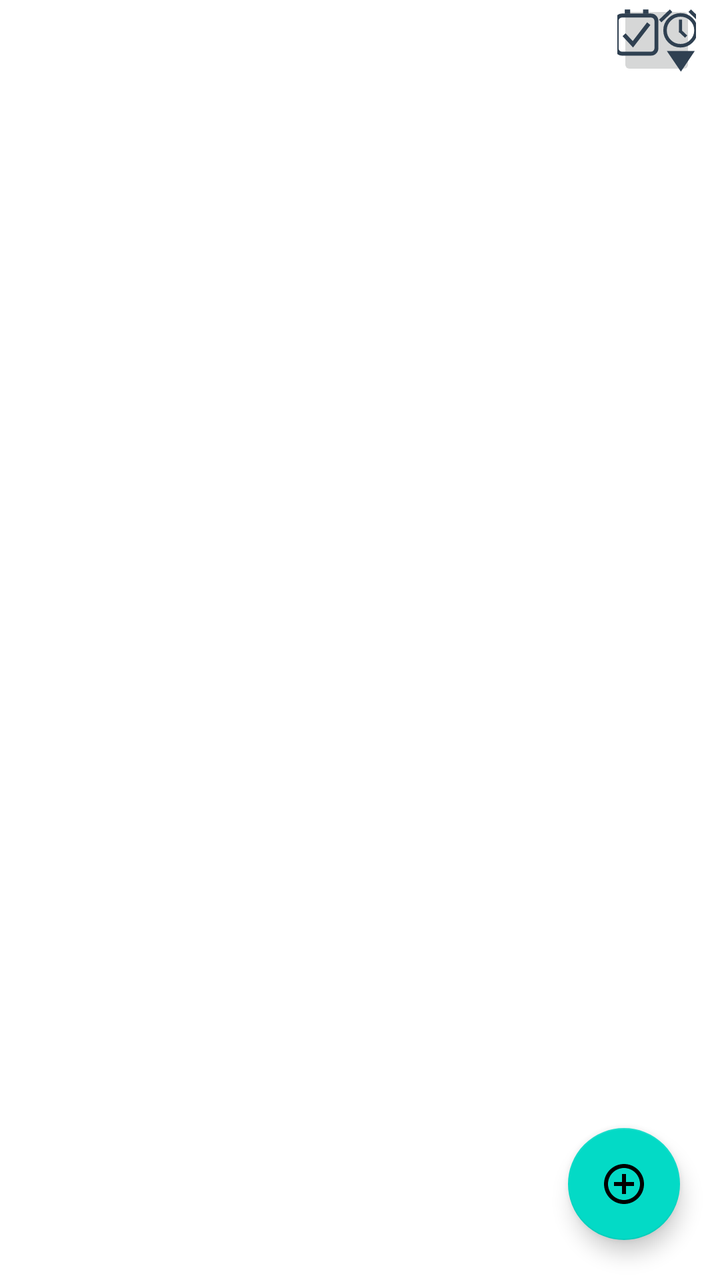
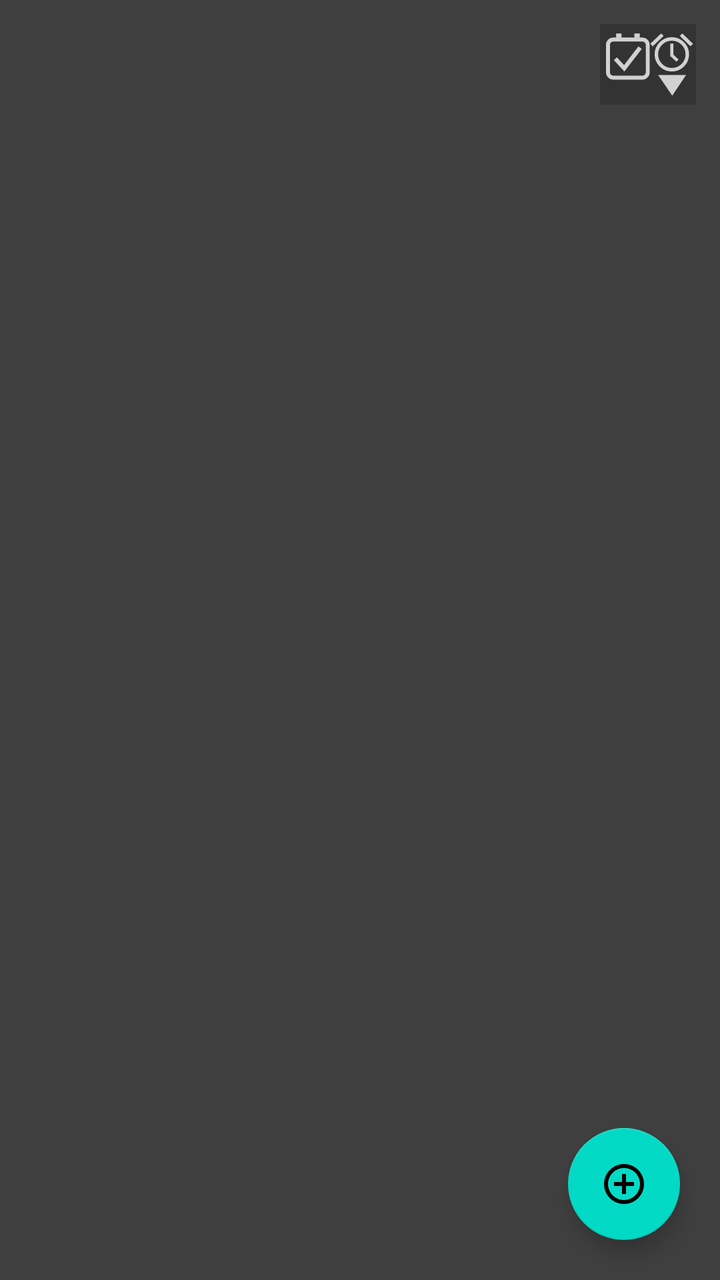

Compare the two renders of this Android layout. The source of the first and the diff that turns it into the second are given below.
<!-- AndroidManifest.xml: application theme MyMaterialTheme -->
<!-- res/layout/fragment_tasks.xml -->
<?xml version="1.0" encoding="utf-8"?>
<androidx.coordinatorlayout.widget.CoordinatorLayout
    xmlns:android="http://schemas.android.com/apk/res/android"
    xmlns:app="http://schemas.android.com/apk/res-auto"
    xmlns:tools="http://schemas.android.com/tools"
    android:layout_width="match_parent"
    android:layout_height="match_parent"
    android:orientation="vertical">


    <LinearLayout
        android:layout_width="match_parent"
        android:layout_height="wrap_content"
        android:orientation="horizontal">
        <TextView
            android:id="@+id/txt_tasks"
            android:layout_width="match_parent"
            android:layout_height="wrap_content"
            android:textSize="@dimen/txt_tasks_textSize"
            android:textStyle="bold"
            android:gravity="center"
            android:layout_weight="1"/>

        <ImageButton
            android:id="@+id/buttonTasks"
            android:layout_width="match_parent"
            android:layout_height="match_parent"
            android:layout_weight="6"
            android:layout_marginEnd="@dimen/buttonTasks_marginEnd"
            app:srcCompat="@drawable/ic_buttontask"
            tools:ignore="VectorDrawableCompat" />

    </LinearLayout>

    <com.google.android.material.floatingactionbutton.FloatingActionButton
        android:id="@+id/fabAddFollow"
        android:layout_width="wrap_content"
        android:layout_height="wrap_content"
        android:layout_gravity="bottom|end"
        android:layout_marginEnd="@dimen/fab_margin_right"
        android:layout_marginBottom="@dimen/fab_margin_right"
        android:src="@drawable/ic_plus_24dp"/>

    <include
            layout="@layout/content_recyclerview"
            android:layout_marginTop="@dimen/content_recyclerview_marginTop"
            android:layout_width="match_parent"
            android:layout_height="match_parent"/>



</androidx.coordinatorlayout.widget.CoordinatorLayout>
<!-- res/layout/content_recyclerview.xml (included above) -->
<?xml version="1.0" encoding="utf-8"?>
<LinearLayout
    xmlns:android="http://schemas.android.com/apk/res/android"
    xmlns:tools="http://schemas.android.com/tools"
    xmlns:app="http://schemas.android.com/apk/res-auto"
    android:layout_width="match_parent"
    android:layout_height="match_parent"
    android:orientation="horizontal"
    app:layout_behavior="@string/appbar_scrolling_view_behavior"
    tools:showIn="@layout/activity_home"
    tools:context=".homePage.HomePageActivity">

    <androidx.recyclerview.widget.RecyclerView
        android:id="@+id/recycler_view_task"
        android:layout_width="match_parent"
        android:layout_height="wrap_content"
        android:scrollbars="vertical" />

</LinearLayout>
<!-- res/layout/activity_home.xml (included above) -->
<?xml version="1.0" encoding="utf-8"?>
<RelativeLayout xmlns:android="http://schemas.android.com/apk/res/android"
    xmlns:app="http://schemas.android.com/apk/res-auto"
    xmlns:tools="http://schemas.android.com/tools"
    android:id="@+id/container"
    android:layout_width="match_parent"
    android:layout_height="match_parent"
    android:orientation="vertical"
    tools:context=".homePage.HomePageActivity">
<androidx.drawerlayout.widget.DrawerLayout
    android:id="@+id/drawer_layout"
    android:layout_marginBottom="60dp"
    android:layout_width="match_parent"
    android:layout_height="match_parent">

    <androidx.coordinatorlayout.widget.CoordinatorLayout
        android:layout_width="match_parent"
        android:layout_height="match_parent"
        android:orientation="vertical">

        <com.google.android.material.appbar.AppBarLayout
            android:id="@+id/appbar"
            android:layout_width="match_parent"
            android:layout_height="wrap_content"
            android:theme="@style/ThemeOverlay.AppCompat.Dark.ActionBar">
            <com.google.android.material.appbar.CollapsingToolbarLayout
                android:id="@+id/collapsing_toolbar"
                android:layout_width="match_parent"
                android:layout_height="wrap_content"
                android:fitsSystemWindows="true"
                app:contentScrim="?attr/colorPrimary"
                app:expandedTitleMarginEnd="@dimen/expandedTitleMarginEnd"
                app:expandedTitleMarginStart="@dimen/expandedTitleMarginStart"
                app:expandedTitleTextAppearance="@android:color/transparent"
                app:layout_scrollFlags="scroll|exitUntilCollapsed">
                <LinearLayout
                    android:layout_width="match_parent"
                    android:layout_height="match_parent"
                    android:orientation="vertical"
                    android:layout_gravity="center_vertical">


                    <TextView
                        android:id="@+id/txt_jalali"
                        android:layout_width="match_parent"
                        android:layout_height="wrap_content"
                        android:layout_marginTop="@dimen/txt_jalali_marginTop"
                        android:textAlignment="center"
                        android:textStyle="bold"
                        android:textSize="@dimen/txt_jalali_textSize"/>

                    <TextView
                        android:id="@+id/txt_dwg"
                        android:layout_width="match_parent"
                        android:layout_height="wrap_content"
                        android:textAlignment="center"
                        android:layout_margin="@dimen/txt_dwg_margin"
                        android:textStyle="bold"/>

                    <TextView
                        android:id="@+id/txt_gre"
                        android:layout_width="match_parent"
                        android:layout_height="wrap_content"
                        android:textAlignment="center"
                        android:textStyle="bold"
                        android:layout_marginBottom="@dimen/txt_dwg_margin"/>

                    <ImageView
                        android:layout_width="match_parent"
                        android:layout_height="@dimen/img_logo_height"
                        app:srcCompat="@drawable/ic_logo02"
                        tools:ignore="VectorDrawableCompat" />

                </LinearLayout>

                <androidx.appcompat.widget.Toolbar
                    android:id="@+id/toolbar"
                    android:layout_width="match_parent"
                    android:layout_height="?attr/actionBarSize"
                    app:layout_collapseMode="pin"
                    app:popupTheme="@style/MyMaterialTheme" />

            </com.google.android.material.appbar.CollapsingToolbarLayout>

            <com.google.android.material.tabs.TabLayout
                android:id="@+id/tabs"
                android:layout_width="match_parent"
                android:layout_height="wrap_content"
                app:tabMode="fixed"
                app:tabGravity="fill"/>

        </com.google.android.material.appbar.AppBarLayout>

        <androidx.viewpager.widget.ViewPager
            android:id="@+id/viewpager"
            android:layout_width="match_parent"
            android:layout_height="match_parent"
            app:layout_behavior="@string/appbar_scrolling_view_behavior"  />

        <FrameLayout
            android:id="@+id/container_body"
            android:layout_width="fill_parent"
            android:layout_height="0dp"
            android:layout_weight="1" />

    </androidx.coordinatorlayout.widget.CoordinatorLayout>

    <fragment
        android:id="@+id/fragment_navigation_drawer"
        android:name="com.parandak.ensaf8.homePage.drawer.FragmentDrawer"
        android:layout_width="@dimen/nav_drawer_width"
        android:layout_height="match_parent"
        android:layout_gravity="start"
        app:layout="@layout/fragment_navigation_drawer"
        tools:layout="@layout/fragment_navigation_drawer" />

</androidx.drawerlayout.widget.DrawerLayout>
    <include
        android:id="@+id/navigation"
        layout="@layout/element_bottom_navigation"
        android:layout_width="match_parent"
        android:layout_height="wrap_content"
        android:layout_alignParentBottom="true"/>

</RelativeLayout>
<!-- res/layout/fragment_navigation_drawer.xml (included above) -->
<?xml version="1.0" encoding="utf-8"?>
<RelativeLayout xmlns:android="http://schemas.android.com/apk/res/android"
    android:layout_width="match_parent"
    android:layout_height="match_parent"
    android:background="@android:color/white">


    <RelativeLayout
        android:id="@+id/nav_header_container"
        android:layout_width="match_parent"
        android:layout_height="262dp"
        android:layout_alignParentTop="true"
        android:background="@color/darkGray">

        <ImageView
            android:layout_width="70dp"
            android:layout_height="70dp"
            android:layout_centerInParent="true"
            android:scaleType="fitCenter"
            android:src="@drawable/ic_profile" />

        <Button
            android:id="@+id/btnLoginLogout"
            android:layout_width="wrap_content"
            android:layout_height="wrap_content"
            android:layout_alignParentTop="true"
            android:background="@drawable/transparent_bg_bordered_button"
            android:alpha="0.8"
            android:layout_marginStart="162dp"
            android:layout_marginLeft="162dp"
            android:layout_marginTop="208dp"
            android:layout_marginEnd="161dp"
            android:layout_marginRight="161dp"
            android:textColor="@color/d1Gray"
            android:text="@string/login" />

    </RelativeLayout>


    <androidx.recyclerview.widget.RecyclerView
        android:id="@+id/drawerList"
        android:layout_width="match_parent"
        android:layout_height="wrap_content"
        android:layout_below="@id/nav_header_container"
        android:layout_marginTop="7dp" />

    <TextView
        android:id="@+id/txtProfileName"
        android:layout_width="match_parent"
        android:layout_height="wrap_content"
        android:layout_below="@+id/nav_header_container"
        android:layout_marginTop="-93dp"
        android:gravity="center"
        android:textColor="@color/d1Gray"
        android:text="* * *  * * *"
        android:textSize="25dp"
        android:textStyle="bold" />


</RelativeLayout>
<!-- res/layout/element_bottom_navigation.xml (included above) -->
<?xml version="1.0" encoding="utf-8"?>
<com.google.android.material.bottomnavigation.BottomNavigationView
    xmlns:android="http://schemas.android.com/apk/res/android"
    xmlns:app="http://schemas.android.com/apk/res-auto"
    android:id="@+id/navigation"
    android:layout_width="match_parent"
    android:layout_height="wrap_content"
    android:background="?android:attr/windowBackground"
    app:labelVisibilityMode="unlabeled"
    app:menu="@menu/navigation"/>
<!-- resources referenced by this layout -->
<resources>
  <color name="d1Gray">#d1d1d1</color>
  <color name="darkGray">#666666</color>
  <dimen name="buttonTasks_marginEnd">12dp</dimen>
  <dimen name="content_recyclerview_marginTop">45dp</dimen>
  <dimen name="expandedTitleMarginEnd">64dp</dimen>
  <dimen name="expandedTitleMarginStart">48dp</dimen>
  <dimen name="fab_margin_right">20dp</dimen>
  <dimen name="img_logo_height">40dp</dimen>
  <dimen name="nav_drawer_width">260dp</dimen>
  <dimen name="txt_dwg_margin">10dp</dimen>
  <dimen name="txt_jalali_marginTop">75dp</dimen>
  <dimen name="txt_jalali_textSize">30sp</dimen>
  <dimen name="txt_tasks_textSize">30sp</dimen>
  <!-- drawable ic_buttontask (drawable) -->
  <vector android:height="32dp" android:viewportHeight="31.6"
      android:viewportWidth="44.8" android:width="45dp" xmlns:android="http://schemas.android.com/apk/res/android">
      <path android:fillColor="#00000000"
          android:pathData="M19.5,22.2H4.9c-1.4,0 -2.6,-1.2 -2.6,-2.6V6c0,-1.4 1.2,-2.6 2.6,-2.6h14.6c1.4,0 2.6,1.2 2.6,2.6v13.6C22.1,21 20.9,22.2 19.5,22.2z"
          android:strokeColor="#2F4051" android:strokeWidth="1.9575"/>
      <path android:fillColor="#00000000"
          android:pathData="M6,12.9l4.4,4.7l7.9,-10.2"
          android:strokeColor="#2F4051" android:strokeWidth="2.0482"/>
      <path android:fillColor="#00000000"
          android:pathData="M7.7,0.4L7.7,2.5"
          android:strokeColor="#2F4051" android:strokeWidth="2.6916"/>
      <path android:fillColor="#2F4051" android:pathData="M27.3,20.9l13.9,0l-6.9,10.2z"/>
      <path android:fillColor="#00000000"
          android:pathData="M26.4,10.7a7.7,7.6 0,1 0,15.4 0a7.7,7.6 0,1 0,-15.4 0z"
          android:strokeColor="#2F4051" android:strokeWidth="1.7506"/>
      <path android:fillColor="#00000000"
          android:pathData="M38.7,1L44,6.1" android:strokeColor="#2F4051" android:strokeWidth="1.7506"/>
      <path android:fillColor="#00000000"
          android:pathData="M29.4,1L24,6.1" android:strokeColor="#2F4051" android:strokeWidth="1.7506"/>
      <path android:fillColor="#00000000"
          android:pathData="M34.1,5.4L34.1,11.7"
          android:strokeColor="#2F4051" android:strokeWidth="1.5541"/>
      <path android:fillColor="#00000000"
          android:pathData="M33.8,10.9L36.9,13.8"
          android:strokeColor="#2F4051" android:strokeWidth="1.5541"/>
      <path android:fillColor="#00000000"
          android:pathData="M16.8,0.4L16.8,2.5"
          android:strokeColor="#2F4051" android:strokeWidth="2.6916"/>
  </vector>
  <!-- drawable transparent_bg_bordered_button (drawable) -->
  <?xml version="1.0" encoding="utf-8"?>
  <layer-list xmlns:android="http://schemas.android.com/apk/res/android">
      <item
          android:bottom="6dp"
          android:drawable="@drawable/transparent_bg_bordered"
          android:top="6dp" />
  </layer-list>
  <string name="login">Log In</string>
  <style name="MyMaterialTheme" parent="MyMaterialTheme.Base">
          <item name="android:textColorPrimary">@color/textColorPrimary</item>
      </style>
  <style name="MyMaterialTheme.Base" parent="Theme.MaterialComponents.Light.NoActionBar">
          <item name="windowNoTitle">true</item>
          <item name="windowActionBar">false</item>
          <item name="colorPrimary">@color/colorPrimary</item>
          <item name="colorPrimaryDark">@color/colorPrimaryDark</item>
          <item name="colorAccent">@color/colorAccent</item>
      </style>
  <color name="textColorPrimary">#666666</color>
  <color name="colorPrimary">#333333</color>
  <color name="colorPrimaryDark">#333333</color>
  <color name="colorAccent">#E5675D</color>
  <!-- unchanged entries left out for length: 4 -->
</resources>

<!-- the commit's change to res/layout/fragment_tasks.xml (unified diff, before → after) -->
@@ -5,6 +5,7 @@
     xmlns:tools="http://schemas.android.com/tools"
     android:layout_width="match_parent"
     android:layout_height="match_parent"
+    android:background="@color/full_dialog_background"
     android:orientation="vertical">
 
 
@@ -16,6 +17,8 @@
             android:id="@+id/txt_tasks"
             android:layout_width="match_parent"
             android:layout_height="wrap_content"
+            android:layout_margin="@dimen/buttonTasks_marginEnd"
+            android:textColor="@color/d1Gray"
             android:textSize="@dimen/txt_tasks_textSize"
             android:textStyle="bold"
             android:gravity="center"
@@ -25,8 +28,9 @@
             android:id="@+id/buttonTasks"
             android:layout_width="match_parent"
             android:layout_height="match_parent"
-            android:layout_weight="6"
-            android:layout_marginEnd="@dimen/buttonTasks_marginEnd"
+            android:layout_weight="4"
+            android:layout_margin="@dimen/buttonTasks_marginEnd"
+            android:background="@color/colorPrimaryDark"
             app:srcCompat="@drawable/ic_buttontask"
             tools:ignore="VectorDrawableCompat" />
 
<!-- resource entries referenced after the edit -->
@@ -2,8 +2,9 @@
 <resources>
   <color name="d1Gray">#d1d1d1</color>
   <color name="darkGray">#666666</color>
+  <color name="full_dialog_background">#3F3F3F</color>
   <dimen name="buttonTasks_marginEnd">12dp</dimen>
-  <dimen name="content_recyclerview_marginTop">45dp</dimen>
+  <dimen name="content_recyclerview_marginTop">65dp</dimen>
   <dimen name="expandedTitleMarginEnd">64dp</dimen>
   <dimen name="expandedTitleMarginStart">48dp</dimen>
   <dimen name="fab_margin_right">20dp</dimen>
@@ -18,30 +19,30 @@
       android:viewportWidth="44.8" android:width="45dp" xmlns:android="http://schemas.android.com/apk/res/android">
       <path android:fillColor="#00000000"
           android:pathData="M19.5,22.2H4.9c-1.4,0 -2.6,-1.2 -2.6,-2.6V6c0,-1.4 1.2,-2.6 2.6,-2.6h14.6c1.4,0 2.6,1.2 2.6,2.6v13.6C22.1,21 20.9,22.2 19.5,22.2z"
-          android:strokeColor="#2F4051" android:strokeWidth="1.9575"/>
+          android:strokeColor="@color/d1Gray" android:strokeWidth="1.9575"/>
       <path android:fillColor="#00000000"
           android:pathData="M6,12.9l4.4,4.7l7.9,-10.2"
-          android:strokeColor="#2F4051" android:strokeWidth="2.0482"/>
+          android:strokeColor="@color/d1Gray" android:strokeWidth="2.0482"/>
       <path android:fillColor="#00000000"
           android:pathData="M7.7,0.4L7.7,2.5"
-          android:strokeColor="#2F4051" android:strokeWidth="2.6916"/>
-      <path android:fillColor="#2F4051" android:pathData="M27.3,20.9l13.9,0l-6.9,10.2z"/>
+          android:strokeColor="@color/d1Gray" android:strokeWidth="2.6916"/>
+      <path android:fillColor="@color/d1Gray" android:pathData="M27.3,20.9l13.9,0l-6.9,10.2z"/>
       <path android:fillColor="#00000000"
           android:pathData="M26.4,10.7a7.7,7.6 0,1 0,15.4 0a7.7,7.6 0,1 0,-15.4 0z"
-          android:strokeColor="#2F4051" android:strokeWidth="1.7506"/>
+          android:strokeColor="@color/d1Gray" android:strokeWidth="1.7506"/>
       <path android:fillColor="#00000000"
-          android:pathData="M38.7,1L44,6.1" android:strokeColor="#2F4051" android:strokeWidth="1.7506"/>
+          android:pathData="M38.7,1L44,6.1" android:strokeColor="@color/d1Gray" android:strokeWidth="1.7506"/>
       <path android:fillColor="#00000000"
-          android:pathData="M29.4,1L24,6.1" android:strokeColor="#2F4051" android:strokeWidth="1.7506"/>
+          android:pathData="M29.4,1L24,6.1" android:strokeColor="@color/d1Gray" android:strokeWidth="1.7506"/>
       <path android:fillColor="#00000000"
           android:pathData="M34.1,5.4L34.1,11.7"
-          android:strokeColor="#2F4051" android:strokeWidth="1.5541"/>
+          android:strokeColor="@color/d1Gray" android:strokeWidth="1.5541"/>
       <path android:fillColor="#00000000"
           android:pathData="M33.8,10.9L36.9,13.8"
-          android:strokeColor="#2F4051" android:strokeWidth="1.5541"/>
+          android:strokeColor="@color/d1Gray" android:strokeWidth="1.5541"/>
       <path android:fillColor="#00000000"
           android:pathData="M16.8,0.4L16.8,2.5"
-          android:strokeColor="#2F4051" android:strokeWidth="2.6916"/>
+          android:strokeColor="@color/d1Gray" android:strokeWidth="2.6916"/>
   </vector>
   <!-- drawable transparent_bg_bordered_button (drawable) -->
   <?xml version="1.0" encoding="utf-8"?>
